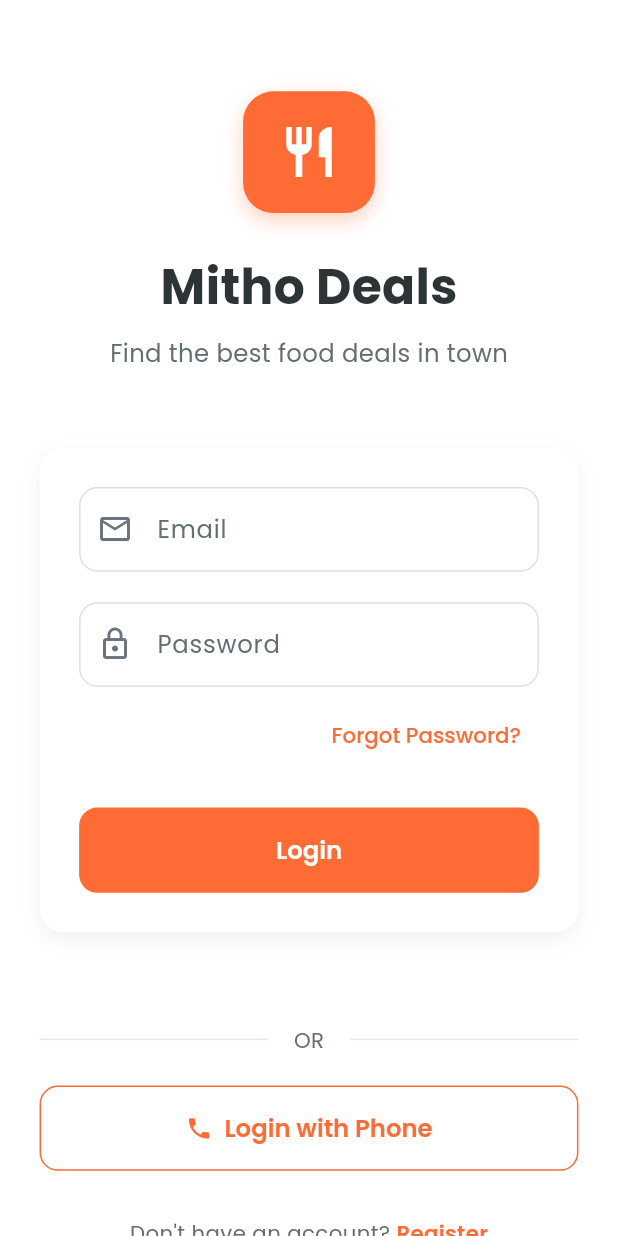
After one commit to Amit-Bajracharya/Mitho_deals, a Flutter app: the LoginPage screen opened by its route, on a phone screen of 412 x 824 dp. The commit adds this screen. Run offline on Flutter 3.47's test engine with Material 3 defaults, Android fonts, the phone set to English and light mode, and no system bars; our stand-ins replace firebase_auth, firebase_core, flutter_bloc, flutter_screenutil, freezed_annotation, go_router and 2 more; accounts and stored records are empty.

Commit message:
added login

```diff
--- a/lib/app/router.dart
+++ b/lib/app/router.dart
@@ -1,6 +1,7 @@
 import 'package:flutter/material.dart';
 import 'package:go_router/go_router.dart';
 import 'package:mitho_deals/core/constants/route_constants.dart';
+import 'package:mitho_deals/feature/auth/presentation/pages/login.dart';
 import 'package:mitho_deals/feature/introduction_screen/presentation/pages/introduction_page.dart';
 import 'package:mitho_deals/splash_screen.dart';
 
@@ -9,15 +10,19 @@ class MyAppRouter {
     initialLocation: RouteConstants.splash,
     routes: [
       GoRoute(
-        name: 'splash',
+
         path: RouteConstants.splash,
         pageBuilder: (context, state) => const MaterialPage(child: SplashScreen()),
       ),
       GoRoute(
-        name: 'introduction_screen',
+
         path: RouteConstants.intro,
         pageBuilder: (context, state) => const MaterialPage(child: IntroductionPage()),
       ),
+      GoRoute(
+        path: RouteConstants.login,
+        pageBuilder:(context, state) =>  MaterialPage(child: LoginPage())
+      )
     ],
   );
 }
--- /dev/null
+++ b/lib/feature/auth/presentation/pages/login.dart
@@ -0,0 +1,420 @@
+import 'package:flutter/material.dart';
+import 'package:flutter_bloc/flutter_bloc.dart';
+import 'package:flutter_screenutil/flutter_screenutil.dart';
+import 'package:go_router/go_router.dart';
+import 'package:google_fonts/google_fonts.dart';
+import 'package:mitho_deals/core/constants/route_constants.dart';
+import 'package:mitho_deals/core/dependency_injection/service_locator.dart';
+
+import '../bloc/auth_bloc.dart';
+import '../bloc/auth_event.dart';
+import '../bloc/auth_state.dart';
+
+
+class LoginPage extends StatelessWidget {
+  LoginPage({super.key});
+
+  final _emailController = TextEditingController();
+  final _passwordController = TextEditingController();
+  final _formKey = GlobalKey<FormState>();
+
+  @override
+  Widget build(BuildContext context) {
+    final authBloc = ServiceLocator.get<AuthBloc>();
+
+    return Scaffold(
+      backgroundColor: Colors.white,
+      body: BlocProvider.value(
+        value: authBloc,
+        child: BlocListener<AuthBloc, AuthState>(
+          listener: (context, state) {
+            state.when(
+              initial: () {},
+              loading: () {
+                ScaffoldMessenger.of(context).hideCurrentSnackBar();
+                ScaffoldMessenger.of(context).showSnackBar(
+                  const SnackBar(
+                    content: Row(
+                      children: [
+                        CircularProgressIndicator(color: Colors.white),
+                        SizedBox(width: 16),
+                        Text('Logging in...'),
+                      ],
+                    ),
+                    duration: Duration(seconds: 2),
+                  ),
+                );
+              },
+              authenticated: (user) {
+                ScaffoldMessenger.of(context).hideCurrentSnackBar();
+                ScaffoldMessenger.of(context).showSnackBar(
+                  SnackBar(
+                    content: Text('Welcome ${user.name}!'),
+                    backgroundColor: Colors.green,
+                  ),
+                );
+                // TODO: Navigate to home
+                context.go(RouteConstants.home);
+              },
+              unauthenticated: () {
+                ScaffoldMessenger.of(context).hideCurrentSnackBar();
+              },
+              error: (message) {
+                ScaffoldMessenger.of(context).hideCurrentSnackBar();
+                ScaffoldMessenger.of(context).showSnackBar(
+                  SnackBar(
+                    content: Text(message),
+                    backgroundColor: Colors.red,
+                  ),
+                );
+              },
+              phoneCodeSent: (verificationId, phoneNumber) {},
+              phoneVerificationLoading: () {},
+            );
+          },
+          child: BlocBuilder<AuthBloc, AuthState>(
+            builder: (context, state) {
+              return _buildLoginForm(context, state);
+            },
+          ),
+        ),
+      ),
+    );
+  }
+
+  Widget _buildLoginForm(BuildContext context, AuthState state) {
+    final isLoading = state.maybeWhen(
+      loading: () => true,
+      orElse: () => false,
+    );
+
+    return SafeArea(
+      child: SingleChildScrollView(
+        child: Padding(
+          padding: EdgeInsets.symmetric(horizontal: 24.w),
+          child: Form(
+            key: _formKey,
+            child: Column(
+              crossAxisAlignment: CrossAxisAlignment.center,
+              children: [
+                SizedBox(height: 60.h),
+
+                // Logo and Title
+                _buildHeader(),
+
+                SizedBox(height: 50.h),
+
+                // Login Form
+                _buildFormFields(isLoading),
+
+                SizedBox(height: 30.h),
+
+                // Bottom Links
+                _buildBottomLinks(context),
+              ],
+            ),
+          ),
+        ),
+      ),
+    );
+  }
+
+  Widget _buildHeader() {
+    return Column(
+      children: [
+        // Logo
+        Container(
+          width: 80.w,
+          height: 80.h,
+          decoration: BoxDecoration(
+            color: const Color(0xFFFF6B35), // Orange color
+            borderRadius: BorderRadius.circular(20.r),
+            boxShadow: [
+              BoxShadow(
+                color: const Color(0xFFFF6B35).withOpacity(0.3),
+                blurRadius: 10,
+                offset: const Offset(0, 5),
+              ),
+            ],
+          ),
+          child: const Icon(
+            Icons.restaurant,
+            color: Colors.white,
+            size: 40,
+          ),
+        ),
+
+        SizedBox(height: 24.h),
+
+        // Title
+        Text(
+          'Mitho Deals',
+          style: GoogleFonts.poppins(
+            fontSize: 32.sp,
+            fontWeight: FontWeight.bold,
+            color: const Color(0xFF2D3436),
+          ),
+        ),
+
+        SizedBox(height: 8.h),
+
+        // Subtitle
+        Text(
+          'Find the best food deals in town',
+          style: GoogleFonts.poppins(
+            fontSize: 16.sp,
+            color: const Color(0xFF636E72),
+            fontWeight: FontWeight.w400,
+          ),
+        ),
+      ],
+    );
+  }
+
+  Widget _buildFormFields(bool isLoading) {
+    return Container(
+      padding: EdgeInsets.all(24.w),
+      decoration: BoxDecoration(
+        color: Colors.white,
+        borderRadius: BorderRadius.circular(16.r),
+        boxShadow: [
+          BoxShadow(
+            color: Colors.black.withOpacity(0.05),
+            blurRadius: 10,
+            offset: const Offset(0, 5),
+          ),
+        ],
+      ),
+      child: Column(
+        children: [
+          // Email Field
+          TextFormField(
+            controller: _emailController,
+            keyboardType: TextInputType.emailAddress,
+            decoration: InputDecoration(
+              labelText: 'Email',
+              hintText: 'Enter your email',
+              prefixIcon: const Icon(Icons.email_outlined),
+              border: OutlineInputBorder(
+                borderRadius: BorderRadius.circular(12.r),
+                borderSide: const BorderSide(color: Color(0xFFE0E0E0)),
+              ),
+              enabledBorder: OutlineInputBorder(
+                borderRadius: BorderRadius.circular(12.r),
+                borderSide: const BorderSide(color: Color(0xFFE0E0E0)),
+              ),
+              focusedBorder: OutlineInputBorder(
+                borderRadius: BorderRadius.circular(12.r),
+                borderSide: const BorderSide(color: Color(0xFFFF6B35), width: 2),
+              ),
+              labelStyle: GoogleFonts.poppins(color: const Color(0xFF636E72)),
+              hintStyle: GoogleFonts.poppins(color: const Color(0xFFB2BEC3)),
+            ),
+            validator: (value) {
+              if (value == null || value.isEmpty) {
+                return 'Please enter your email';
+              }
+              if (!RegExp(r'^[\w-\.]+@([\w-]+\.)+[\w-]{2,4}$').hasMatch(value)) {
+                return 'Please enter a valid email';
+              }
+              return null;
+            },
+          ),
+
+          SizedBox(height: 20.h),
+
+          // Password Field
+          TextFormField(
+            controller: _passwordController,
+            obscureText: true,
+            decoration: InputDecoration(
+              labelText: 'Password',
+              hintText: 'Enter your password',
+              prefixIcon: const Icon(Icons.lock_outline),
+              border: OutlineInputBorder(
+                borderRadius: BorderRadius.circular(12.r),
+                borderSide: const BorderSide(color: Color(0xFFE0E0E0)),
+              ),
+              enabledBorder: OutlineInputBorder(
+                borderRadius: BorderRadius.circular(12.r),
+                borderSide: const BorderSide(color: Color(0xFFE0E0E0)),
+              ),
+              focusedBorder: OutlineInputBorder(
+                borderRadius: BorderRadius.circular(12.r),
+                borderSide: const BorderSide(color: Color(0xFFFF6B35), width: 2),
+              ),
+              labelStyle: GoogleFonts.poppins(color: const Color(0xFF636E72)),
+              hintStyle: GoogleFonts.poppins(color: const Color(0xFFB2BEC3)),
+            ),
+            validator: (value) {
+              if (value == null || value.isEmpty) {
+                return 'Please enter your password';
+              }
+              if (value.length < 6) {
+                return 'Password must be at least 6 characters';
+              }
+              return null;
+            },
+          ),
+
+          SizedBox(height: 8.h),
+
+          // Forgot Password (optional)
+          Align(
+            alignment: Alignment.centerRight,
+            child: TextButton(
+              onPressed: () {
+                // TODO: Implement forgot password
+              },
+              child: Text(
+                'Forgot Password?',
+                style: GoogleFonts.poppins(
+                  color: const Color(0xFFFF6B35),
+                  fontSize: 14.sp,
+                ),
+              ),
+            ),
+          ),
+
+          SizedBox(height: 24.h),
+
+          // Login Button
+          SizedBox(
+            width: double.infinity,
+            height: 56.h,
+            child: ElevatedButton(
+              onPressed: isLoading ? null : _onLoginPressed,
+              style: ElevatedButton.styleFrom(
+                backgroundColor: const Color(0xFFFF6B35),
+                foregroundColor: Colors.white,
+                elevation: 0,
+                shape: RoundedRectangleBorder(
+                  borderRadius: BorderRadius.circular(12.r),
+                ),
+              ),
+              child: isLoading
+                  ? const Row(
+                      mainAxisAlignment: MainAxisAlignment.center,
+                      children: [
+                        SizedBox(
+                          width: 20,
+                          height: 20,
+                          child: CircularProgressIndicator(
+                            color: Colors.white,
+                            strokeWidth: 2,
+                          ),
+                        ),
+                        SizedBox(width: 12),
+                        Text('Logging in...'),
+                      ],
+                    )
+                  : Text(
+                      'Login',
+                      style: GoogleFonts.poppins(
+                        fontSize: 16.sp,
+                        fontWeight: FontWeight.w600,
+                      ),
+                    ),
+            ),
+          ),
+        ],
+      ),
+    );
+  }
+
+  Widget _buildBottomLinks(BuildContext context) {
+    return Column(
+      children: [
+        SizedBox(height: 30.h),
+
+        // Phone Auth Option
+        Row(
+          children: [
+            const Expanded(child: Divider()),
+            Padding(
+              padding: EdgeInsets.symmetric(horizontal: 16.w),
+              child: Text(
+                'OR',
+                style: GoogleFonts.poppins(
+                  color: const Color(0xFF636E72),
+                  fontSize: 14.sp,
+                ),
+              ),
+            ),
+            const Expanded(child: Divider()),
+          ],
+        ),
+
+        SizedBox(height: 20.h),
+
+        // Phone Login Button
+        SizedBox(
+          width: double.infinity,
+          height: 56.h,
+          child: OutlinedButton.icon(
+            onPressed: () {
+              // TODO: Navigate to phone auth
+            },
+            icon: const Icon(Icons.phone, color: Color(0xFFFF6B35)),
+            label: Text(
+              'Login with Phone',
+              style: GoogleFonts.poppins(
+                color: const Color(0xFFFF6B35),
+                fontSize: 16.sp,
+                fontWeight: FontWeight.w600,
+              ),
+            ),
+            style: OutlinedButton.styleFrom(
+              side: const BorderSide(color: Color(0xFFFF6B35)),
+              shape: RoundedRectangleBorder(
+                borderRadius: BorderRadius.circular(12.r),
+              ),
+            ),
+          ),
+        ),
+
+        SizedBox(height: 30.h),
+
+        // Register Link
+        Row(
+          mainAxisAlignment: MainAxisAlignment.center,
+          children: [
+            Text(
+              "Don't have an account? ",
+              style: GoogleFonts.poppins(
+                color: const Color(0xFF636E72),
+                fontSize: 14.sp,
+              ),
+            ),
+            GestureDetector(
+              onTap: () {
+                // TODO: Navigate to register page
+                context.go('/register');
+              },
+              child: Text(
+                'Register',
+                style: GoogleFonts.poppins(
+                  color: const Color(0xFFFF6B35),
+                  fontSize: 14.sp,
+                  fontWeight: FontWeight.w600,
+                ),
+              ),
+            ),
+          ],
+        ),
+
+        SizedBox(height: 20.h),
+      ],
+    );
+  }
+
+  void _onLoginPressed() {
+    if (_formKey.currentState!.validate()) {
+      final authBloc = ServiceLocator.get<AuthBloc>();
+      authBloc.add(AuthEvent.loginRequested(
+        email: _emailController.text.trim(),
+        password: _passwordController.text,
+      ));
+    }
+  }
+}
--- a/lib/feature/introduction_screen/presentation/widgets/navigation_button.dart
+++ b/lib/feature/introduction_screen/presentation/widgets/navigation_button.dart
@@ -33,7 +33,7 @@ class NavigationButton extends StatelessWidget {
         onPressed: () {
           if (state.isLastPage) {
             context.read<IntroductionBloc>().add(const IntroductionEvent.complete());
-            context.pushReplacement(RouteConstants.home);
+            context.pushReplacement(RouteConstants.login);
           } else {
             context.read<IntroductionBloc>().add(const IntroductionEvent.nextPage());
           }
```
Also changed, not shown: 1 other file.
